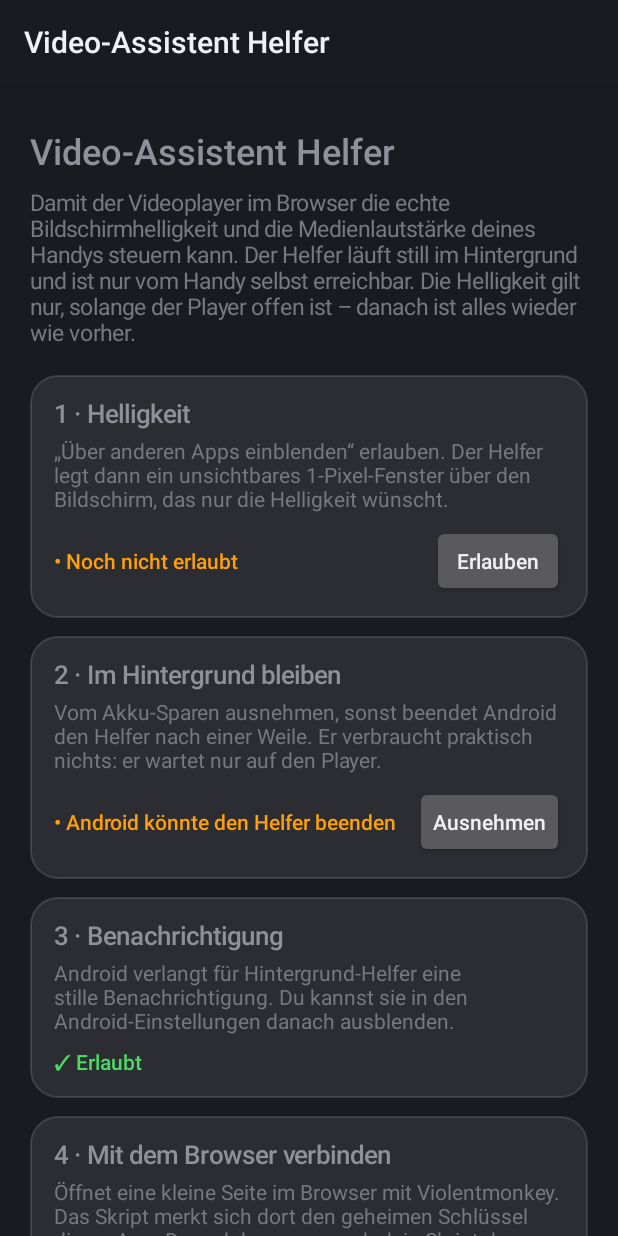
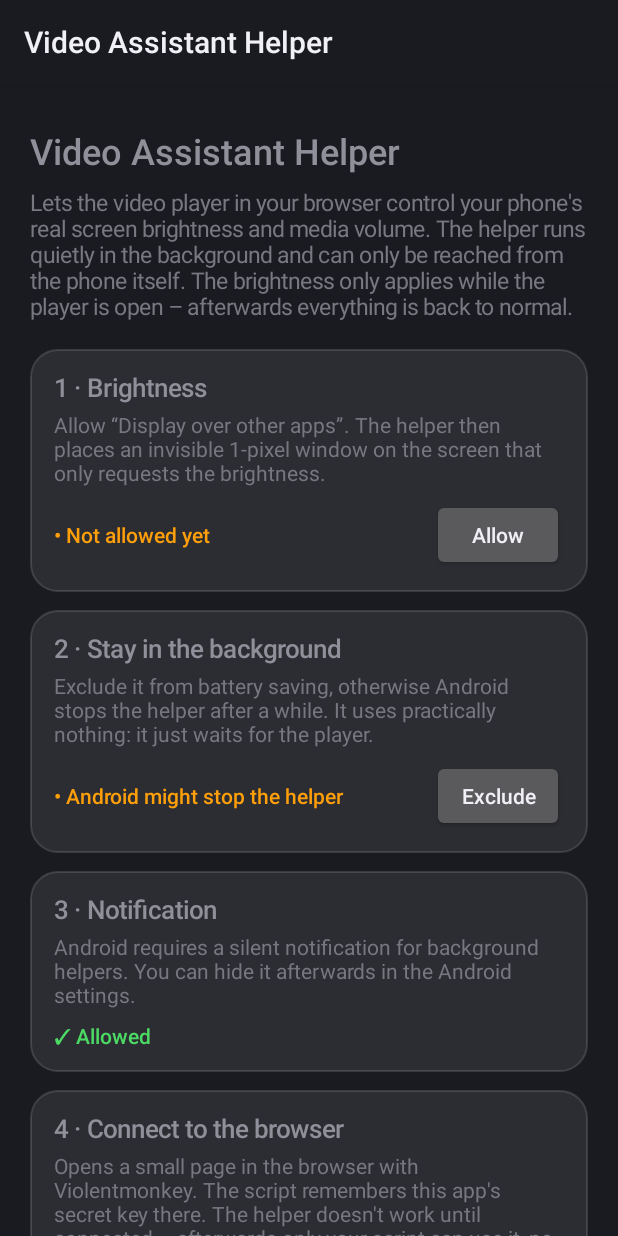
Before and after one commit to Owndot/video-assistent-helper, an Android app: the screen it shows after launch (MainActivity), on a phone screen of 412 x 824 dp. Run offline under Robolectric (Android 15) with nearby library versions, the phone set to English and light mode, and no system bars.

Commit message:
16.3: Hinweise unter dem Bild im Glas der Knöpfe, klare Wischsperre, Teilen-Knopf, Helper statt Helfer; App zweisprachig, nur eigener Schlüssel, Host-Prüfung
Co-Authored-By: Claude Opus 5.5 <noreply@anthropic.com>
Claude-Session: https://claude.ai/code/session_01MeNhQiwXKx74iQLeHfTAxv

```diff
--- a/app/src/main/java/de/evp/helfer/Fetcher.java
+++ b/app/src/main/java/de/evp/helfer/Fetcher.java
@@ -99,7 +99,7 @@ public interface Fetcher {
                 }
                 try { Thread.sleep(600L * (attempt + 1)); } catch (InterruptedException ie) { throw new IOException("abgebrochen"); }
             }
-            throw last != null ? last : new IOException("Download fehlgeschlagen");
+            throw last != null ? last : new IOException(Tr.t("Download fehlgeschlagen", "Download failed"));
         }
 
         @Override
@@ -207,7 +207,7 @@ public interface Fetcher {
                     // warten, bis das Skript liefert; ist die Seite zu (kein Abholen mehr), aufgeben
                     while (!r.done.await(2, TimeUnit.SECONDS)) {
                         if (closed) throw new IOException("abgebrochen");
-                        if (System.currentTimeMillis() - lastPull > 45000) throw new IOException("Seite geschlossen – Download über den Browser braucht die offene Seite");
+                        if (System.currentTimeMillis() - lastPull > 45000) throw new IOException(Tr.t("Seite geschlossen – Download über den Browser braucht die offene Seite", "Page closed – downloading via the browser needs the page to stay open"));
                     }
                 } catch (InterruptedException e) {
                     throw new IOException("abgebrochen");
--- a/app/src/main/java/de/evp/helfer/MainActivity.java
+++ b/app/src/main/java/de/evp/helfer/MainActivity.java
@@ -42,52 +42,63 @@ public class MainActivity extends Activity {
         sv.addView(root);
         setContentView(sv);
 
-        TextView title = text("Video-Assistent Helfer", 24, true);
+        TextView title = text(getString(R.string.app_name), 24, true);
         root.addView(title);
-        TextView intro = text("Damit der Videoplayer im Browser die echte Bildschirmhelligkeit und die Medienlautstärke "
-                + "deines Handys steuern kann. Der Helfer läuft still im Hintergrund und ist nur vom Handy selbst "
-                + "erreichbar. Die Helligkeit gilt nur, solange der Player offen ist – danach ist alles wieder wie vorher.", 15, false);
+        TextView intro = text(Tr.t("Damit der Videoplayer im Browser die echte Bildschirmhelligkeit und die Medienlautstärke "
+                + "deines Handys steuern kann. Der Helper läuft still im Hintergrund und ist nur vom Handy selbst "
+                + "erreichbar. Die Helligkeit gilt nur, solange der Player offen ist – danach ist alles wieder wie vorher.",
+                "Lets the video player in your browser control your phone's real screen brightness and media volume. "
+                + "The helper runs quietly in the background and can only be reached from the phone itself. "
+                + "The brightness only applies while the player is open – afterwards everything is back to normal."), 15, false);
         intro.setAlpha(0.8f);
         intro.setPadding(0, dp(8), 0, dp(18));
         root.addView(intro);
 
         // 1. Helligkeit
         stOverlay = status();
-        bOverlay = button("Erlauben", v -> startActivity(new Intent(Settings.ACTION_MANAGE_OVERLAY_PERMISSION,
+        bOverlay = button(Tr.t("Erlauben", "Allow"), v -> startActivity(new Intent(Settings.ACTION_MANAGE_OVERLAY_PERMISSION,
                 Uri.parse("package:" + getPackageName()))));
-        card("1 · Helligkeit", "„Über anderen Apps einblenden“ erlauben. Der Helfer legt dann ein unsichtbares 1-Pixel-Fenster "
-                + "über den Bildschirm, das nur die Helligkeit wünscht.", stOverlay, bOverlay);
+        card(Tr.t("1 · Helligkeit", "1 · Brightness"), Tr.t("„Über anderen Apps einblenden“ erlauben. Der Helper legt dann ein unsichtbares 1-Pixel-Fenster "
+                + "über den Bildschirm, das nur die Helligkeit wünscht.",
+                "Allow “Display over other apps”. The helper then places an invisible 1-pixel window on the screen "
+                + "that only requests the brightness."), stOverlay, bOverlay);
 
         // 2. Akku
         stBattery = status();
-        bBattery = button("Ausnehmen", v -> {
+        bBattery = button(Tr.t("Ausnehmen", "Exclude"), v -> {
             try {
                 startActivity(new Intent(Settings.ACTION_REQUEST_IGNORE_BATTERY_OPTIMIZATIONS, Uri.parse("package:" + getPackageName())));
             } catch (Exception e) {
                 startActivity(new Intent(Settings.ACTION_IGNORE_BATTERY_OPTIMIZATION_SETTINGS));
             }
         });
-        card("2 · Im Hintergrund bleiben", "Vom Akku-Sparen ausnehmen, sonst beendet Android den Helfer nach einer Weile. "
-                + "Er verbraucht praktisch nichts: er wartet nur auf den Player.", stBattery, bBattery);
+        card(Tr.t("2 · Im Hintergrund bleiben", "2 · Stay in the background"), Tr.t("Vom Akku-Sparen ausnehmen, sonst beendet Android den Helper nach einer Weile. "
+                + "Er verbraucht praktisch nichts: er wartet nur auf den Player.",
+                "Exclude it from battery saving, otherwise Android stops the helper after a while. "
+                + "It uses practically nothing: it just waits for the player."), stBattery, bBattery);
 
         // 3. Benachrichtigung (Android 13+)
         if (Build.VERSION.SDK_INT >= 33) {
             stNotif = status();
-            bNotif = button("Erlauben", v -> requestPermissions(new String[]{Manifest.permission.POST_NOTIFICATIONS}, 1));
-            card("3 · Benachrichtigung", "Android verlangt für Hintergrund-Helfer eine stille Benachrichtigung. "
-                    + "Du kannst sie in den Android-Einstellungen danach ausblenden.", stNotif, bNotif);
+            bNotif = button(Tr.t("Erlauben", "Allow"), v -> requestPermissions(new String[]{Manifest.permission.POST_NOTIFICATIONS}, 1));
+            card(Tr.t("3 · Benachrichtigung", "3 · Notification"), Tr.t("Android verlangt für Hintergrund-Helfer eine stille Benachrichtigung. "
+                    + "Du kannst sie in den Android-Einstellungen danach ausblenden.",
+                    "Android requires a silent notification for background helpers. "
+                    + "You can hide it afterwards in the Android settings."), stNotif, bNotif);
         }
 
         // Koppeln: eigener Schlüssel statt des festen – dann kann keine andere App den Helfer benutzen
         stPair = status();
-        bPair = button("Verbinden", v -> pair());
-        card("4 · Mit dem Browser verbinden", "Öffnet eine kleine Seite im Browser mit Violentmonkey. Das Skript merkt sich dort "
-                + "den geheimen Schlüssel dieser App. Danach kann nur noch dein Skript den Helfer benutzen, keine andere App.", stPair, bPair);
-        stPair.setOnLongClickListener(v -> { Keys.reset(this); refresh(); android.widget.Toast.makeText(this, "Neuer Schlüssel – bitte neu verbinden", android.widget.Toast.LENGTH_LONG).show(); return true; });
+        bPair = button(Tr.t("Verbinden", "Connect"), v -> pair());
+        card(Tr.t("4 · Mit dem Browser verbinden", "4 · Connect to the browser"), Tr.t("Öffnet eine kleine Seite im Browser mit Violentmonkey. Das Skript merkt sich dort "
+                + "den geheimen Schlüssel dieser App. Ohne Verbinden funktioniert der Helper nicht – danach kann nur dein Skript ihn benutzen, keine andere App.",
+                "Opens a small page in the browser with Violentmonkey. The script remembers this app's secret key there. "
+                + "The helper doesn't work until connected – afterwards only your script can use it, no other app."), stPair, bPair);
+        stPair.setOnLongClickListener(v -> { Keys.reset(this); refresh(); android.widget.Toast.makeText(this, Tr.t("Neuer Schlüssel – bitte neu verbinden", "New key – please connect again"), android.widget.Toast.LENGTH_LONG).show(); return true; });
 
         // Dienst
         stService = status();
-        bService = button("Starten", v -> {
+        bService = button(Tr.t("Starten", "Start"), v -> {
             if (HelferService.running) {
                 stopService(new Intent(this, HelferService.class));
                 prefs(this).edit().putBoolean("on", false).apply();
@@ -97,16 +108,16 @@ public class MainActivity extends Activity {
             }
             root.postDelayed(this::refresh, 400);
         });
-        card("Helfer", "Startet auch automatisch nach dem Einschalten des Handys.", stService, bService);
+        card("Helper", Tr.t("Startet auch automatisch nach dem Einschalten des Handys.", "Also starts automatically when the phone is switched on."), stService, bService);
 
         Switch boot = new Switch(this);
-        boot.setText("Beim Einschalten automatisch starten");
+        boot.setText(Tr.t("Beim Einschalten automatisch starten", "Start automatically at boot"));
         boot.setChecked(prefs(this).getBoolean("boot", true));
         boot.setOnCheckedChangeListener((c, on) -> prefs(this).edit().putBoolean("boot", on).apply());
         boot.setPadding(dp(4), dp(10), dp(4), dp(10));
         root.addView(boot);
 
-        Button test = button("Ausprobieren: 3 Sekunden dunkel", v -> {
+        Button test = button(Tr.t("Ausprobieren: 3 Sekunden dunkel", "Try it: 3 seconds dark"), v -> {
             if (!HelferService.running) HelferService.start(this);
             Intent i = new Intent(this, HelferService.class).setAction("test");
             startForegroundService(i);
@@ -115,10 +126,14 @@ public class MainActivity extends Activity {
         tl.topMargin = dp(12);
         root.addView(test, tl);
 
-        TextView foot = text("Im Userscript ist nichts einzustellen: Sobald der Helfer läuft, steuern die Wischgesten links "
+        TextView foot = text(Tr.t("Im Userscript ist nichts einzustellen: Sobald der Helper läuft, steuern die Wischgesten links "
                 + "(Helligkeit) und rechts (Lautstärke) das Handy selbst. Läuft er nicht, regelt der Player wie bisher nur das Video.\n\n"
                 + "Downloads: Der Knopf ⬇ im Player schickt Videos hierher – Dateien über Androids Download-Manager, Streams werden "
-                + "Stück für Stück geladen und zu MP4 zusammengesetzt. Gespeichert in Download/Video-Assistent.", 13, false);
+                + "Stück für Stück geladen und zu MP4 zusammengesetzt. Gespeichert in Download/Video-Assistent.",
+                "Nothing to set up in the userscript: as soon as the helper runs, swiping on the left "
+                + "(brightness) and right (volume) controls the phone itself. If it doesn't run, the player only adjusts the video as before.\n\n"
+                + "Downloads: the ⬇ button in the player sends videos here – files via Android's download manager, streams are "
+                + "loaded piece by piece and joined into an MP4. Saved in Download/Video-Assistent."), 13, false);
         foot.setAlpha(0.6f);
         foot.setPadding(0, dp(18), 0, 0);
         root.addView(foot);
@@ -146,27 +161,27 @@ public class MainActivity extends Activity {
         if (!HelferService.running) HelferService.start(this);
         Intent i = new Intent(Intent.ACTION_VIEW, Uri.parse("http://127.0.0.1:" + HelferService.PORT + "/pair#" + Keys.key(this)));
         i.addCategory(Intent.CATEGORY_BROWSABLE);
-        try { startActivity(Intent.createChooser(i, "Browser mit Violentmonkey wählen")); } catch (Exception e) { startActivity(i); }
+        try { startActivity(Intent.createChooser(i, Tr.t("Browser mit Violentmonkey wählen", "Choose the browser with Violentmonkey"))); } catch (Exception e) { startActivity(i); }
     }
 
     private void refresh() {
         boolean pd = Keys.paired(this);
-        stPair.setText(pd ? "✓ Verbunden (eigener Schlüssel)" : "• Noch nicht verbunden");
+        stPair.setText(pd ? Tr.t("✓ Verbunden (eigener Schlüssel)", "✓ Connected (own key)") : Tr.t("• Noch nicht verbunden", "• Not connected yet"));
         stPair.setTextColor(pd ? 0xFF4CD964 : 0xFFFF9F0A);
-        bPair.setText(pd ? "Erneut" : "Verbinden");
+        bPair.setText(pd ? Tr.t("Erneut", "Again") : Tr.t("Verbinden", "Connect"));
         boolean ov = Settings.canDrawOverlays(this);
-        set(stOverlay, bOverlay, ov, ov ? "Erlaubt" : "Noch nicht erlaubt");
+        set(stOverlay, bOverlay, ov, ov ? Tr.t("Erlaubt", "Allowed") : Tr.t("Noch nicht erlaubt", "Not allowed yet"));
         PowerManager pm = (PowerManager) getSystemService(POWER_SERVICE);
         boolean bat = pm != null && pm.isIgnoringBatteryOptimizations(getPackageName());
-        set(stBattery, bBattery, bat, bat ? "Ausgenommen" : "Android könnte den Helfer beenden");
+        set(stBattery, bBattery, bat, bat ? Tr.t("Ausgenommen", "Excluded") : Tr.t("Android könnte den Helper beenden", "Android might stop the helper"));
         if (stNotif != null) {
             boolean n = checkSelfPermission(Manifest.permission.POST_NOTIFICATIONS) == PackageManager.PERMISSION_GRANTED;
-            set(stNotif, bNotif, n, n ? "Erlaubt" : "Noch nicht erlaubt");
+            set(stNotif, bNotif, n, n ? Tr.t("Erlaubt", "Allowed") : Tr.t("Noch nicht erlaubt", "Not allowed yet"));
         }
         boolean on = HelferService.running;
-        stService.setText(on ? "● Läuft" : "○ Gestoppt");
+        stService.setText(on ? Tr.t("● Läuft", "● Running") : Tr.t("○ Gestoppt", "○ Stopped"));
         stService.setTextColor(on ? 0xFF4CD964 : 0xFFFF9F0A);
-        bService.setText(on ? "Stoppen" : "Starten");
+        bService.setText(on ? Tr.t("Stoppen", "Stop") : Tr.t("Starten", "Start"));
     }
 
     private void set(TextView st, Button b, boolean ok, String msg) {
--- /dev/null
+++ b/app/src/main/java/de/evp/helfer/Tr.java
@@ -0,0 +1,12 @@
+package de.evp.helfer;
+
+import java.util.Locale;
+
+/** Zweisprachig: Deutsch auf Handys mit deutscher Sprache, sonst Englisch (ohne Android-Teile – auch am Rechner testbar). */
+final class Tr {
+    private Tr() {}
+
+    static boolean de() { return "de".equalsIgnoreCase(Locale.getDefault().getLanguage()); }
+
+    static String t(String de, String en) { return de() ? de : en; }
+}
--- a/app/src/main/res/values/strings.xml
+++ b/app/src/main/res/values/strings.xml
@@ -1,5 +1,5 @@
 <?xml version="1.0" encoding="utf-8"?>
 <resources>
-    <string name="app_name">Video-Assistent Helfer</string>
+    <string name="app_name">Video Assistant Helper</string>
     <color name="ic_bg">#16181D</color>
 </resources>
```
Also changed, not shown: app/src/main/java/de/evp/helfer/DashCore.java (+7 -7 lines), app/src/main/java/de/evp/helfer/Downloads.java (+12 -12 lines), app/src/main/java/de/evp/helfer/HelferService.java (+7 -6 lines), app/src/main/java/de/evp/helfer/HlsCore.java (+4 -4 lines), app/src/main/java/de/evp/helfer/MiniServer.java (+27 -6 lines), 12 other files.
